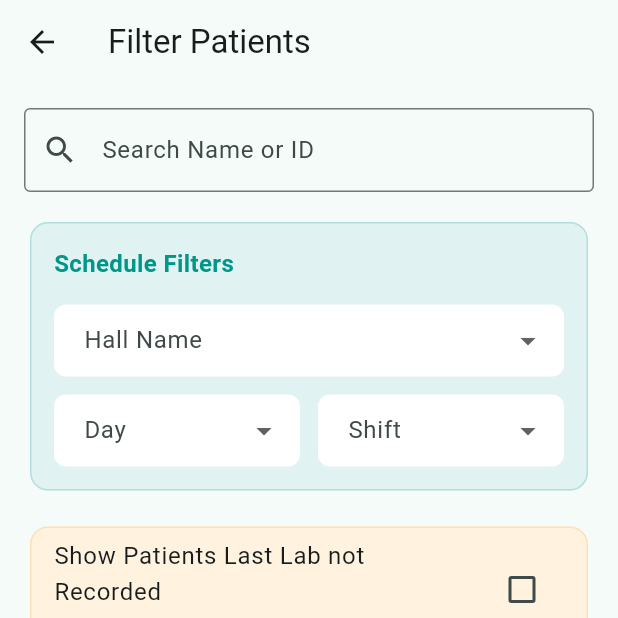
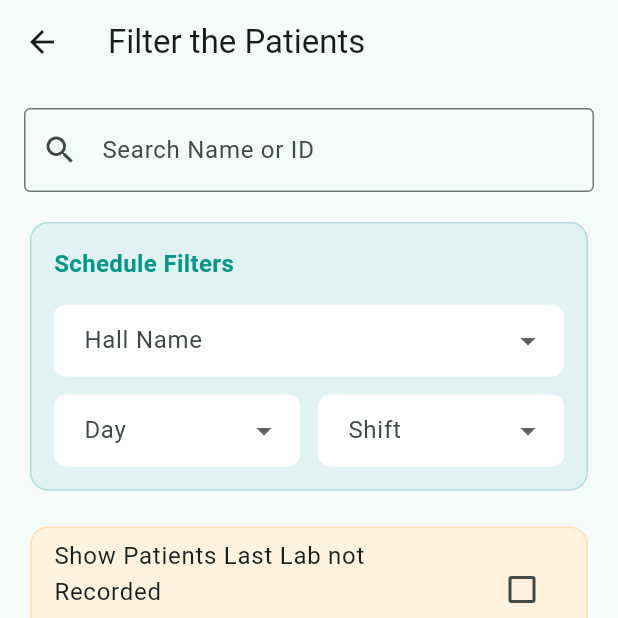
Before and after one commit to eduanibal1981/invbausherrecording, a Flutter app: the screen it shows once a user with an empty profile is signed in, after a tap on the "filter list" icon, on a phone screen of 412 x 824 dp, the top half of it. Run offline on Flutter 3.47's test engine with Material 3 defaults, Android fonts, the phone set to English and light mode, and no system bars; our stand-ins replace supabase_flutter; accounts and stored records are empty; network calls fail.

Commit message:
deprecated things

```diff
--- a/lib/bloodweek/bloodweek_screen.dart
+++ b/lib/bloodweek/bloodweek_screen.dart
@@ -247,7 +247,7 @@ class _BloodWeekScreenState extends State<BloodWeekScreen> {
                         ),
                         backgroundColor: c.hasUnsavedChanges
                             ? Colors.red
-                            : Colors.teal.shade700,
+                            : const Color.fromARGB(255, 6, 107, 95),
                         foregroundColor: Colors.white,
                       ),
                       onPressed: c.isLoading
--- a/lib/filter_screen.dart
+++ b/lib/filter_screen.dart
@@ -50,7 +50,7 @@ class _FilterScreenState extends State<FilterScreen> {
   @override
   Widget build(BuildContext context) {
     return Scaffold(
-      appBar: AppBar(title: const Text('Filter Patients')),
+      appBar: AppBar(title: const Text('Filter the Patients')),
       body: ListView(
         padding: const EdgeInsets.all(16),
         children: [
@@ -85,7 +85,7 @@ class _FilterScreenState extends State<FilterScreen> {
                   ),
                   const SizedBox(height: 16),
                   DropdownButtonFormField<String>(
-                    value: _hallName,
+                    initialValue: _hallName,
                     decoration: InputDecoration(
                       labelText: 'Hall Name',
                       filled: true,
@@ -120,7 +120,7 @@ class _FilterScreenState extends State<FilterScreen> {
                     children: [
                       Expanded(
                         child: DropdownButtonFormField<String>(
-                          value: _day,
+                          initialValue: _day,
                           decoration: InputDecoration(
                             labelText: 'Day',
                             filled: true,
@@ -156,7 +156,7 @@ class _FilterScreenState extends State<FilterScreen> {
                       const SizedBox(width: 12),
                       Expanded(
                         child: DropdownButtonFormField<String>(
-                          value: _shift,
+                          initialValue: _shift,
                           decoration: InputDecoration(
                             labelText: 'Shift',
                             filled: true,
--- a/lib/iron_profile_screen.dart
+++ b/lib/iron_profile_screen.dart
@@ -194,7 +194,7 @@ class _IronProfileScreenState extends State<IronProfileScreen> {
               style: const TextStyle(fontSize: 12),
             ),
             const Text(
-              '           Iron Profile Investigations',
+              '         ==Iron Profile Investigations==',
               style: TextStyle(fontSize: 14),
             ),
           ],
@@ -209,7 +209,7 @@ class _IronProfileScreenState extends State<IronProfileScreen> {
           Padding(
             padding: const EdgeInsets.all(16),
             child: DropdownButtonFormField<int>(
-              value: _selectedYear,
+              initialValue: _selectedYear,
               decoration: const InputDecoration(
                 labelText: 'Filter by Year',
                 border: OutlineInputBorder(),
--- a/lib/main.dart
+++ b/lib/main.dart
@@ -23,7 +23,7 @@ class MyApp extends StatelessWidget {
     return MaterialApp(
       title: 'Investigation Recording',
       theme: ThemeData(
-        colorScheme: ColorScheme.fromSeed(seedColor: Colors.teal),
+        colorScheme: ColorScheme.fromSeed(seedColor: const Color.fromARGB(255, 1, 158, 142)),
         useMaterial3: true,
       ),
       home: StreamBuilder<AuthState>(
--- a/lib/parathyroid_screen.dart
+++ b/lib/parathyroid_screen.dart
@@ -261,7 +261,7 @@ class _ParathyroidScreenState extends State<ParathyroidScreen> {
                                       height: 30,
                                       child: Switch(
                                         value: rec['isdrrevpth'] ?? false,
-                                        activeColor: Colors.green,
+                                        activeThumbColor: const Color.fromARGB(255, 74, 182, 78),
                                         onChanged: (val) =>
                                             _updateStatus(rec, val, index),
                                       ),
--- a/lib/patient_dashboard_screen_v2.dart
+++ b/lib/patient_dashboard_screen_v2.dart
@@ -42,7 +42,7 @@ class _PatientDashboardScreenV2State extends State<PatientDashboardScreenV2> {
         title: Column(
           crossAxisAlignment: CrossAxisAlignment.start,
           children: [
-            Text(_currentPatient['name'] ?? 'Unknown'),
+            Text(_currentPatient['name'] ?? 'Unknown '),
             Text(
               'ID: ${_currentPatient['pcid']}',
               style: const TextStyle(fontSize: 12),
--- a/lib/patient_list_screen.dart
+++ b/lib/patient_list_screen.dart
@@ -64,7 +64,7 @@ class _PatientListScreenState extends State<PatientListScreen> {
           .eq('status', 'Active');
       return List<Map<String, dynamic>>.from(response as List);
     } catch (e) {
-      throw Exception('Failed to load patients: $e');
+      throw Exception('Failed to load patients : $e');
     }
   }
 
```
